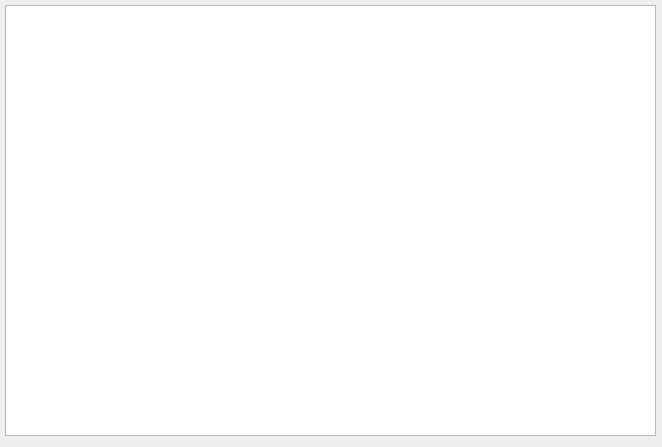
The window that source/syslab_gui_files/DataView.ui (marc-verreault/systemlab-design) describes before a commit, drawn with Qt 5.
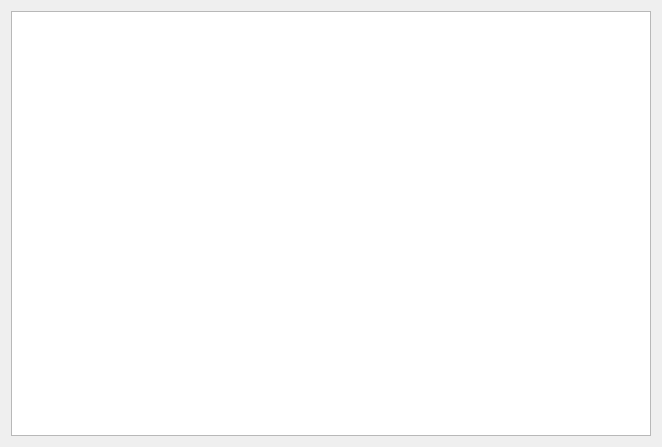
The same window after the commit.

Patch:
```diff
--- a/source/syslab_gui_files/DataView.ui
+++ b/source/syslab_gui_files/DataView.ui
@@ -19,16 +19,11 @@
   <property name="modal">
    <bool>false</bool>
   </property>
-  <widget class="QTextEdit" name="dataEdit">
-   <property name="geometry">
-    <rect>
-     <x>5</x>
-     <y>5</y>
-     <width>651</width>
-     <height>431</height>
-    </rect>
-   </property>
-  </widget>
+  <layout class="QGridLayout" name="gridLayout">
+   <item row="0" column="0">
+    <widget class="QTextEdit" name="dataEdit"/>
+   </item>
+  </layout>
  </widget>
  <resources/>
  <connections/>
```
